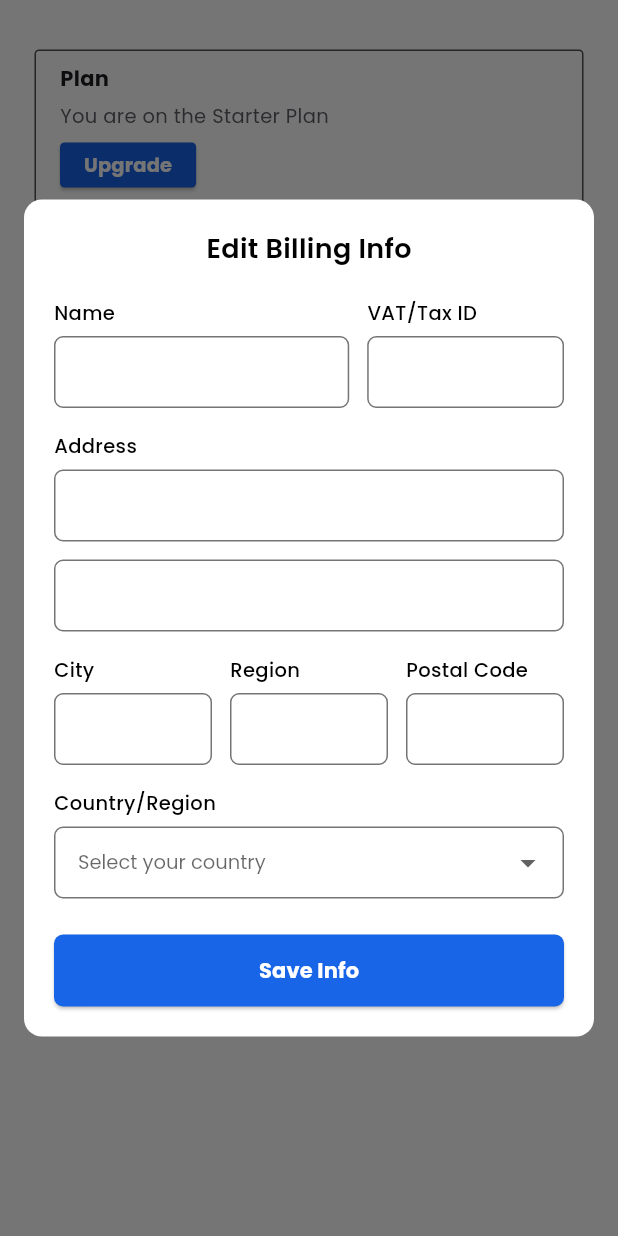
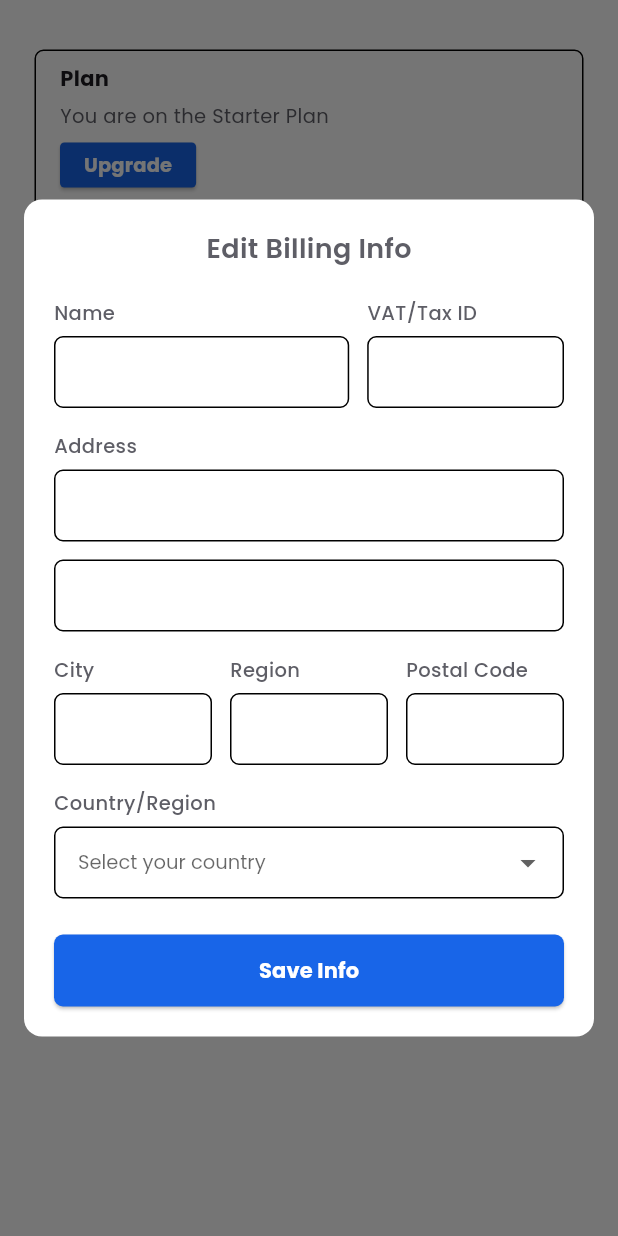
Before and after one commit to Salma28-zahran/streamore_app, a Flutter app: the BillingTab widget shown alone on an empty page, opened directly, after a tap on "Edit info", on a phone screen of 412 x 824 dp. Run offline on Flutter 3.47's test engine with Material 3 defaults, Android fonts, the phone set to English and light mode, and no system bars; our stand-ins replace dropdown_button2, flutter_colorpicker, font_awesome_flutter, google_fonts, permission_handler; missing offline and left inert: flutter_sound.

Commit message:
update billing screen

```diff
--- a/lib/screens/stream/drawer/settings/billing_tab.dart
+++ b/lib/screens/stream/drawer/settings/billing_tab.dart
@@ -13,19 +13,18 @@ class _BillingTabState extends State<BillingTab> {
   bool _isAutoRenewEnabled = true;
 
   @override
+  @override
   Widget build(BuildContext context) {
     final size = MediaQuery.of(context).size;
     final isSmall = size.width < 400;
     final fontSize = isSmall ? 12.0 : 13.0;
     final cardPadding = EdgeInsets.symmetric(horizontal: isSmall ? 16 : 23);
 
-    return SafeArea(
-      child: Padding(
-        padding: cardPadding,
+    return SingleChildScrollView(
+      padding: cardPadding.copyWith(top: 33, bottom: 24),
       child: Column(
         crossAxisAlignment: CrossAxisAlignment.start,
         children: [
-            const SizedBox(height: 33),
           _buildPlanCard(context, fontSize),
           _buildProgressCard(
             context: context,
@@ -99,10 +98,10 @@ class _BillingTabState extends State<BillingTab> {
           ),
         ],
       ),
-      ),
     );
   }
 
+  /// Builds the plan section with upgrade button and auto-renew switch
   Widget _buildPlanCard(BuildContext context, double fontSize) {
     return _BillingCard(
       title: 'Plan',
@@ -140,8 +139,8 @@ class _BillingTabState extends State<BillingTab> {
           ),
           const SizedBox(height: 8),
           Row(
-            crossAxisAlignment: CrossAxisAlignment.center,
             children: [
+              // Auto-renew switch with custom styling
               Theme(
                 data: Theme.of(context).copyWith(
                   switchTheme: SwitchThemeData(
@@ -149,9 +148,11 @@ class _BillingTabState extends State<BillingTab> {
                     trackColor: WidgetStateProperty.resolveWith((states) {
                       return states.contains(WidgetState.selected)
                           ? Theme.of(context).primaryColor
-                          : Colors.grey;
+                          : Theme.of(context).dividerColor;
                     }),
-                    trackOutlineColor: WidgetStateProperty.all(Colors.transparent),
+                    trackOutlineColor: WidgetStateProperty.all(
+                      Colors.transparent,
+                    ),
                     materialTapTargetSize: MaterialTapTargetSize.shrinkWrap,
                   ),
                 ),
@@ -164,7 +165,7 @@ class _BillingTabState extends State<BillingTab> {
                 ),
               ),
               const SizedBox(width: 6),
-              Flexible(
+              Expanded(
                 child: Padding(
                   padding: const EdgeInsets.only(top: 2),
                   child: Text(
@@ -180,11 +181,9 @@ class _BillingTabState extends State<BillingTab> {
             'Subscription ends on July 30, 2025',
             style: GoogleFonts.poppins(
               fontSize: fontSize - 1,
-              color: Theme.of(context)
-                  .textTheme
-                  .bodyLarge
-                  ?.color
-                  ?.withAlpha(204),
+              color: Theme.of(
+                context,
+              ).textTheme.bodyLarge?.color?.withAlpha(204), // 0.8 opacity
             ),
           ),
         ],
@@ -192,6 +191,7 @@ class _BillingTabState extends State<BillingTab> {
     );
   }
 
+  /// Builds a card with a progress bar and description text
   Widget _buildProgressCard({
     required BuildContext context,
     required String title,
@@ -214,25 +214,29 @@ class _BillingTabState extends State<BillingTab> {
           const SizedBox(height: 8),
           LinearProgressIndicator(
             value: progress,
-      backgroundColor: Theme.of(context).dividerColor.withAlpha(51),
+            backgroundColor: Theme.of(
+              context,
+            ).dividerColor.withAlpha(51), // ~20% opacity
             color: Theme.of(context).primaryColor,
           ),
           const SizedBox(height: 12),
         ],
       ),
-
     );
   }
 
+  /// Creates a billing card with a title and any widget child content
   Widget _buildTextCard(String title, Widget child) {
     return _BillingCard(title: title, child: child);
   }
 
+  /// Creates a billing card with a title and an action button (trailing)
   Widget _buildActionCard({required String title, required Widget action}) {
     return _BillingCard(title: title, trailing: action);
   }
 }
 
+/// Reusable styled container for billing sections
 class _BillingCard extends StatelessWidget {
   final String title;
   final Widget? child;
@@ -250,8 +254,8 @@ class _BillingCard extends StatelessWidget {
       padding: const EdgeInsets.symmetric(horizontal: 16, vertical: 8),
       decoration: BoxDecoration(
         color: Theme.of(context).cardColor,
-        border: Border.all(color:Color.fromARGB(255, 83, 80, 80)),
-        borderRadius: BorderRadius.circular(3),
+        border: Border.all(color: Theme.of(context).dividerColor),
+        borderRadius: BorderRadius.circular(6),
       ),
       child: Column(
         crossAxisAlignment: CrossAxisAlignment.start,
--- a/lib/utils/billing_info_dialog.dart
+++ b/lib/utils/billing_info_dialog.dart
@@ -3,12 +3,10 @@ import 'package:google_fonts/google_fonts.dart';
 
 void showEditBillingInfoDialog(BuildContext context) {
   final theme = Theme.of(context);
-  final isLight = theme.brightness == Brightness.light;
 
-  final baseTextColor =
-      isLight ? Colors.black : theme.textTheme.bodyLarge?.color;
-  final borderColor = isLight ? Colors.grey.shade600 : theme.dividerColor;
-  final fillColor = isLight ? Colors.white : theme.cardColor;
+  final baseTextColor = theme.textTheme.bodyLarge?.color;
+  final borderColor = theme.dividerColor;
+  final fillColor = theme.cardColor;
 
   final inputDecoration = InputDecoration(
     filled: true,
@@ -30,8 +28,7 @@ void showEditBillingInfoDialog(BuildContext context) {
 
   showDialog(
     context: context,
-    builder:
-        (context) => Dialog(
+    builder: (context) => Dialog(
       backgroundColor: fillColor,
       insetPadding: const EdgeInsets.all(16),
       shape: RoundedRectangleBorder(
@@ -54,7 +51,6 @@ void showEditBillingInfoDialog(BuildContext context) {
               ),
             ),
             const SizedBox(height: 20),
-
             Row(
               children: [
                 Flexible(
@@ -63,7 +59,6 @@ void showEditBillingInfoDialog(BuildContext context) {
                     'Name',
                     inputDecoration,
                     theme,
-                        isLight,
                   ),
                 ),
                 const SizedBox(width: 12),
@@ -73,19 +68,15 @@ void showEditBillingInfoDialog(BuildContext context) {
                     'VAT/Tax ID',
                     inputDecoration,
                     theme,
-                        isLight,
                   ),
                 ),
               ],
             ),
-
             const SizedBox(height: 16),
-
-                _buildLabeledField('Address', inputDecoration, theme, isLight),
+            _buildLabeledField('Address', inputDecoration, theme),
             const SizedBox(height: 12),
-                _buildLabeledField('', inputDecoration, theme, isLight),
+            _buildLabeledField('', inputDecoration, theme),
             const SizedBox(height: 16),
-
             Row(
               children: [
                 Expanded(
@@ -93,7 +84,6 @@ void showEditBillingInfoDialog(BuildContext context) {
                     'City',
                     inputDecoration,
                     theme,
-                        isLight,
                   ),
                 ),
                 const SizedBox(width: 12),
@@ -102,7 +92,6 @@ void showEditBillingInfoDialog(BuildContext context) {
                     'Region',
                     inputDecoration,
                     theme,
-                        isLight,
                   ),
                 ),
                 const SizedBox(width: 12),
@@ -111,13 +100,11 @@ void showEditBillingInfoDialog(BuildContext context) {
                     'Postal Code',
                     inputDecoration,
                     theme,
-                        isLight,
                   ),
                 ),
               ],
             ),
             const SizedBox(height: 16),
-
             Column(
               crossAxisAlignment: CrossAxisAlignment.start,
               children: [
@@ -151,7 +138,6 @@ void showEditBillingInfoDialog(BuildContext context) {
               ],
             ),
             const SizedBox(height: 24),
-
             SizedBox(
               width: double.infinity,
               child: ElevatedButton(
@@ -168,7 +154,7 @@ void showEditBillingInfoDialog(BuildContext context) {
                   style: GoogleFonts.poppins(
                     fontWeight: FontWeight.bold,
                     fontSize: 14,
-                        color: Colors.white,
+                    color: theme.colorScheme.onPrimary,
                   ),
                 ),
               ),
@@ -184,14 +170,13 @@ Widget _buildLabeledField(
   String label,
   InputDecoration decoration,
   ThemeData theme,
-  bool isLight,
 ) {
-  final labelColor = isLight ? Colors.black : theme.textTheme.bodyLarge?.color;
+  final labelColor = theme.textTheme.bodyLarge?.color;
 
   return Column(
     crossAxisAlignment: CrossAxisAlignment.start,
     children: [
-      if (label.isNotEmpty)
+      if (label.isNotEmpty) ...[
         Text(
           label,
           style: GoogleFonts.poppins(
@@ -200,7 +185,8 @@ Widget _buildLabeledField(
             color: labelColor,
           ),
         ),
-      if (label.isNotEmpty) const SizedBox(height: 6),
+        const SizedBox(height: 6),
+      ],
       TextFormField(
         decoration: decoration.copyWith(labelText: null),
         style: GoogleFonts.poppins(fontSize: 13, color: labelColor),
```
Lines whose indentation alone changed are shown as unchanged.
